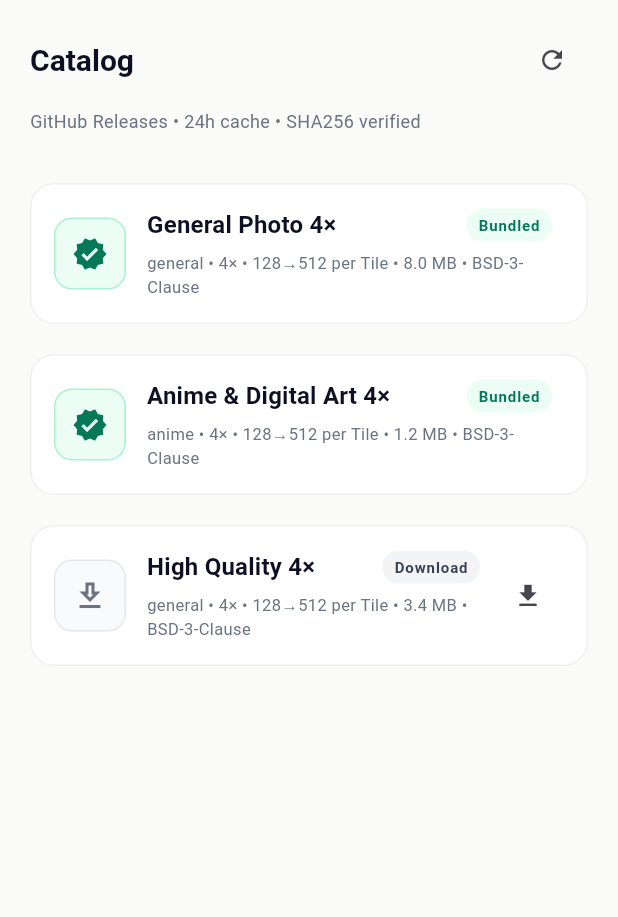
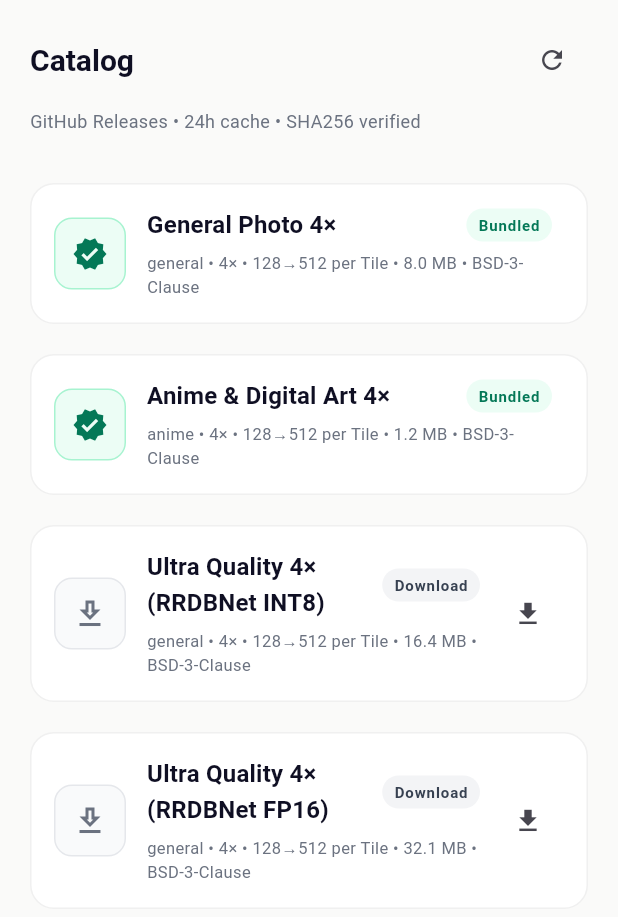
Before and after one commit to mohmaedeslam00116/omega, a Flutter app: the CatalogTab widget shown alone on an empty page, opened directly, on a phone screen of 412 x 824 dp. Shown: the top 917 px of the screen. Run offline on Flutter 3.47's test engine with Material 3 defaults, Android fonts, the phone set to English and light mode, and no system bars; our stand-ins replace image_picker, plugin_platform_interface, share_plus, shared_preferences; missing offline and left inert: dart:ffi, gal, tflite_flutter; accounts and stored records are empty; network calls fail.

Commit message:
feat: add RealESRGAN RRDBNet MNN models to catalog
- Add RealESRGAN_x4plus INT8 (17.1MB) and FP16 (33.6MB) MNN models
  to default catalog in upscale_tab, catalog_tab, and catalog.example.json
- Models uploaded to omega-models GitHub Release v1.0.0
- INT8 weight-only quantization: 75% size reduction, zero visual degradation
- Resolves #22 (MNN RRDBNet prototype validated)

```diff
--- a/docs/catalog.example.json
+++ b/docs/catalog.example.json
@@ -37,5 +37,33 @@
     "inputSize": 128,
     "version": "1.0.0",
     "license": "BSD-3-Clause"
+  },
+  {
+    "id": "realesr-x4plus-int8",
+    "name": "Ultra Quality 4× (RRDBNet INT8)",
+    "scale": 4,
+    "type": "general",
+    "backend": "mnn",
+    "inputSize": 128,
+    "fileSize": 17180132,
+    "sha256": "4c9bd6946666a1ec62d622d60847166c31394d6d741d43d5f83eb3ef11e68ab8",
+    "url": "https://github.com/mohmaedeslam00116/omega-models/releases/download/v1.0.0/RealESRGAN_x4plus_int8.mnn",
+    "license": "BSD-3-Clause",
+    "version": "1.0.0",
+    "bundled": false
+  },
+  {
+    "id": "realesr-x4plus-fp16",
+    "name": "Ultra Quality 4× (RRDBNet FP16)",
+    "scale": 4,
+    "type": "general",
+    "backend": "mnn",
+    "inputSize": 128,
+    "fileSize": 33660484,
+    "sha256": "719a4e97ef9780599235f0b9a287f4f51c96e5e20d3a01d89bd093f4ab96731f",
+    "url": "https://github.com/mohmaedeslam00116/omega-models/releases/download/v1.0.0/RealESRGAN_x4plus_fp16.mnn",
+    "license": "BSD-3-Clause",
+    "version": "1.0.0",
+    "bundled": false
   }
 ]
--- a/lib/features/catalog/catalog_tab.dart
+++ b/lib/features/catalog/catalog_tab.dart
@@ -61,14 +61,29 @@
     "bundled": true
   },
   {
-    "id": "realesr-x4plus",
-    "name": "High Quality 4×",
+    "id": "realesr-x4plus-int8",
+    "name": "Ultra Quality 4× (RRDBNet INT8)",
     "scale": 4,
     "type": "general",
+    "backend": "mnn",
     "inputSize": 128,
-    "fileSize": 3549456,
-    "sha256": "6d597b46d812ada42bdde641ec6e78c0ef0b78ff5a825fcfd74b9a1b3bcbe9a4",
-    "url": "https://github.com/mohmaedeslam00116/omega-models/releases/download/v1.0.0/realesr-x4plus_w8a8.tflite",
+    "fileSize": 17180132,
+    "sha256": "4c9bd6946666a1ec62d622d60847166c31394d6d741d43d5f83eb3ef11e68ab8",
+    "url": "https://github.com/mohmaedeslam00116/omega-models/releases/download/v1.0.0/RealESRGAN_x4plus_int8.mnn",
+    "license": "BSD-3-Clause",
+    "version": "1.0.0",
+    "bundled": false
+  },
+  {
+    "id": "realesr-x4plus-fp16",
+    "name": "Ultra Quality 4× (RRDBNet FP16)",
+    "scale": 4,
+    "type": "general",
+    "backend": "mnn",
+    "inputSize": 128,
+    "fileSize": 33660484,
+    "sha256": "719a4e97ef9780599235f0b9a287f4f51c96e5e20d3a01d89bd093f4ab96731f",
+    "url": "https://github.com/mohmaedeslam00116/omega-models/releases/download/v1.0.0/RealESRGAN_x4plus_fp16.mnn",
     "license": "BSD-3-Clause",
     "version": "1.0.0",
     "bundled": false
--- a/lib/features/upscale/upscale_tab.dart
+++ b/lib/features/upscale/upscale_tab.dart
@@ -99,14 +99,29 @@
       bundled: true,
     ),
     CatalogEntry(
-      id: 'realesr-x4plus',
-      name: 'High Quality 4×',
+      id: 'realesr-x4plus-int8',
+      name: 'Ultra Quality 4× (RRDBNet INT8)',
       scale: 4,
       type: ModelType.general,
+      backend: EngineBackend.mnn,
       inputSize: 128,
-      fileSize: 3549456,
-      sha256: '6d597b46d812ada42bdde641ec6e78c0ef0b78ff5a825fcfd74b9a1b3bcbe9a4',
-      url: 'https://github.com/mohmaedeslam00116/omega-models/releases/download/v1.0.0/realesr-x4plus_w8a8.tflite',
+      fileSize: 17180132,
+      sha256: '4c9bd6946666a1ec62d622d60847166c31394d6d741d43d5f83eb3ef11e68ab8',
+      url: 'https://github.com/mohmaedeslam00116/omega-models/releases/download/v1.0.0/RealESRGAN_x4plus_int8.mnn',
+      license: 'BSD-3-Clause',
+      version: '1.0.0',
+      bundled: false,
+    ),
+    CatalogEntry(
+      id: 'realesr-x4plus-fp16',
+      name: 'Ultra Quality 4× (RRDBNet FP16)',
+      scale: 4,
+      type: ModelType.general,
+      backend: EngineBackend.mnn,
+      inputSize: 128,
+      fileSize: 33660484,
+      sha256: '719a4e97ef9780599235f0b9a287f4f51c96e5e20d3a01d89bd093f4ab96731f',
+      url: 'https://github.com/mohmaedeslam00116/omega-models/releases/download/v1.0.0/RealESRGAN_x4plus_fp16.mnn',
       license: 'BSD-3-Clause',
       version: '1.0.0',
       bundled: false,
```
